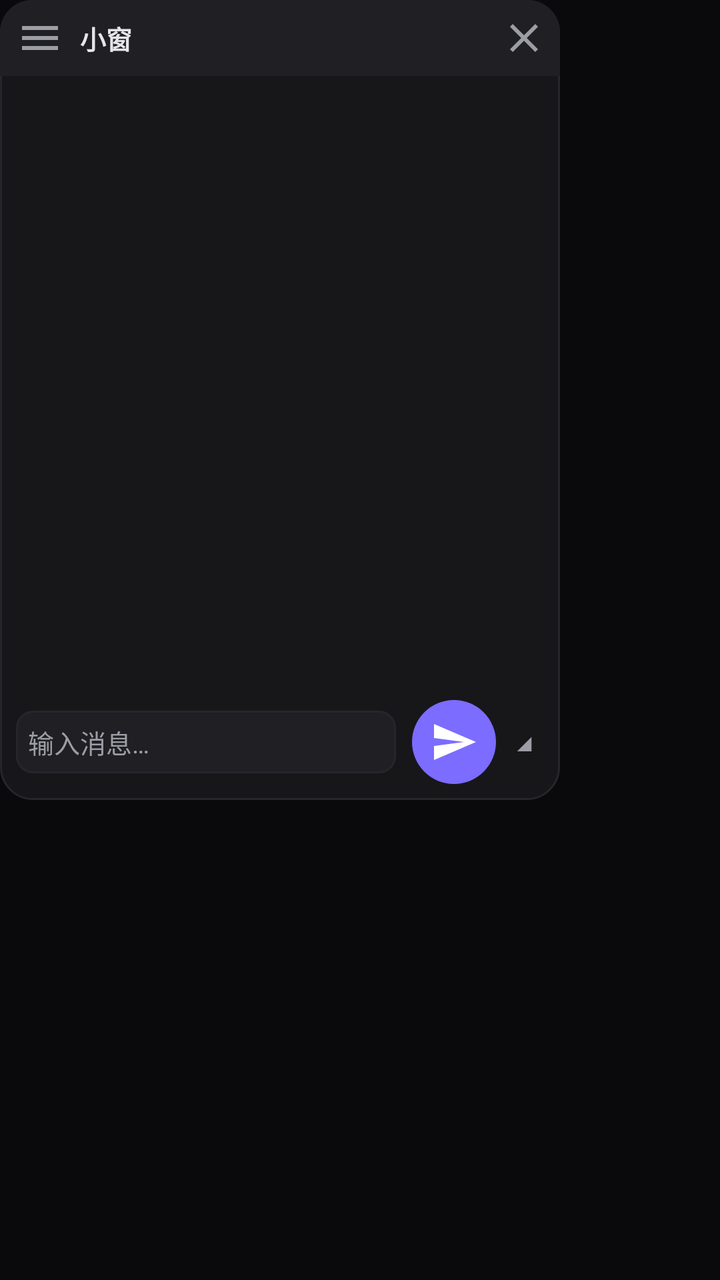
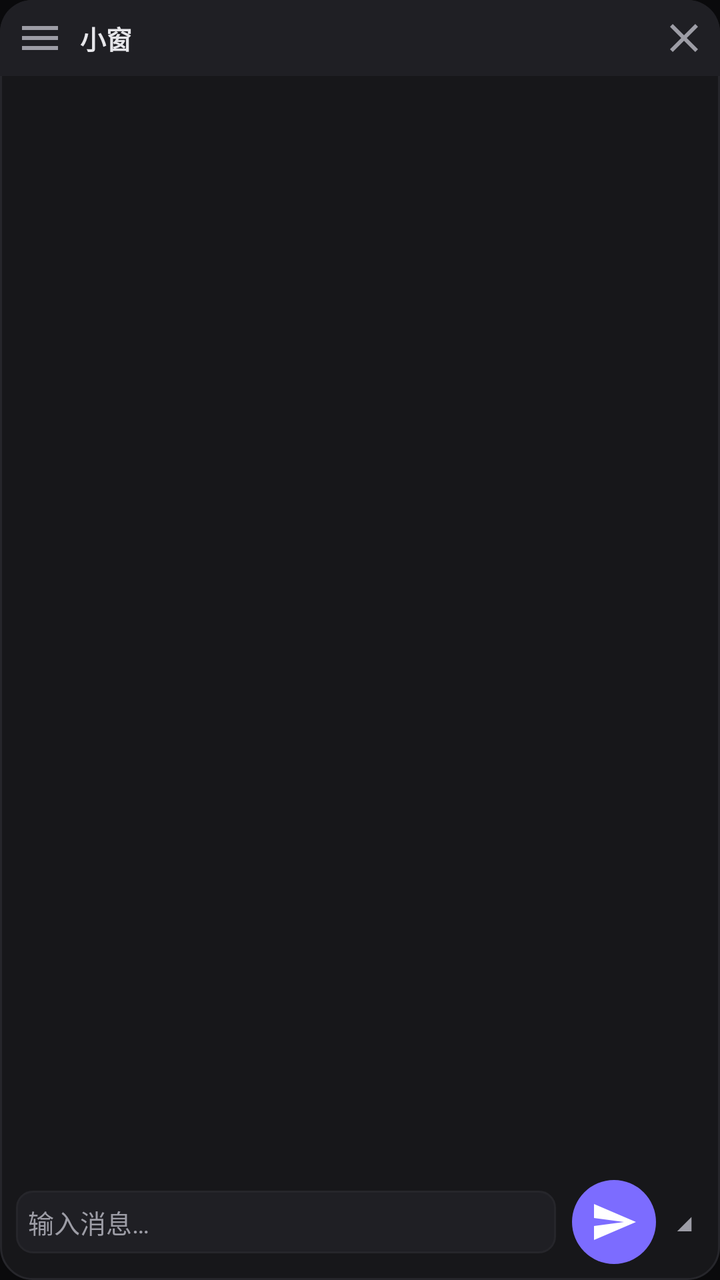

Two renders of the same Android screen: before a commit and after it. Below are the layout's source before the change and the commit's diff.
<!-- AndroidManifest.xml: application theme Theme.WebCode -->
<!-- res/layout/float_panel.xml -->
<?xml version="1.0" encoding="utf-8"?>
<FrameLayout xmlns:android="http://schemas.android.com/apk/res/android"
    android:id="@+id/float_panel_root"
    android:layout_width="match_parent"
    android:layout_height="match_parent"
    android:background="@android:color/transparent">

    <LinearLayout
        android:id="@+id/float_panel_content"
        android:layout_width="280dp"
        android:layout_height="400dp"
        android:orientation="vertical"
        android:background="@drawable/bg_float_panel"
        android:layout_gravity="top|start">

        <LinearLayout
            android:id="@+id/float_header"
            android:layout_width="match_parent"
            android:layout_height="38dp"
            android:orientation="horizontal"
            android:gravity="center_vertical"
            android:background="@drawable/bg_float_header"
            android:paddingStart="4dp"
            android:paddingEnd="2dp">

            <ImageButton
                android:id="@+id/float_menu"
                android:layout_width="32dp"
                android:layout_height="32dp"
                android:background="@android:color/transparent"
                android:src="@drawable/ic_menu"
                android:contentDescription="菜单" />

            <TextView
                android:id="@+id/float_title"
                android:layout_width="0dp"
                android:layout_height="wrap_content"
                android:layout_weight="1"
                android:layout_marginStart="4dp"
                android:text="小窗"
                android:textColor="@color/text"
                android:textSize="13sp"
                android:textStyle="bold"
                android:maxLines="1"
                android:ellipsize="end" />

            <ImageButton
                android:id="@+id/float_close"
                android:layout_width="32dp"
                android:layout_height="32dp"
                android:background="@android:color/transparent"
                android:src="@drawable/ic_close"
                android:contentDescription="关闭" />
        </LinearLayout>

        <FrameLayout
            android:id="@+id/float_content_area"
            android:layout_width="match_parent"
            android:layout_height="0dp"
            android:layout_weight="1">

            
            <androidx.recyclerview.widget.RecyclerView
                android:id="@+id/float_chat_list"
                android:layout_width="match_parent"
                android:layout_height="match_parent"
                android:padding="4dp" />

            
            <LinearLayout
                android:id="@+id/float_menu_overlay"
                android:layout_width="match_parent"
                android:layout_height="wrap_content"
                android:orientation="vertical"
                android:background="@color/panel"
                android:visibility="gone">

                <TextView
                    android:id="@+id/float_opt_new"
                    android:layout_width="match_parent"
                    android:layout_height="wrap_content"
                    android:background="@drawable/bg_float_option"
                    android:gravity="center_vertical"
                    android:padding="12dp"
                    android:text="＋ 新增对话"
                    android:textColor="@color/text"
                    android:textSize="14sp" />

                <TextView
                    android:id="@+id/float_opt_history"
                    android:layout_width="match_parent"
                    android:layout_height="wrap_content"
                    android:background="@drawable/bg_float_option"
                    android:gravity="center_vertical"
                    android:padding="12dp"
                    android:text="🕐 历史对话"
                    android:textColor="@color/text"
                    android:textSize="14sp" />

                <TextView
                    android:id="@+id/float_opt_thinking"
                    android:layout_width="match_parent"
                    android:layout_height="wrap_content"
                    android:background="@drawable/bg_float_option"
                    android:gravity="center_vertical"
                    android:padding="12dp"
                    android:text="🧠 思考设置：开 · 自动"
                    android:textColor="@color/text"
                    android:textSize="14sp" />

            </LinearLayout>

            
            <ScrollView
                android:id="@+id/float_history_view"
                android:layout_width="match_parent"
                android:layout_height="match_parent"
                android:background="@color/panel"
                android:visibility="gone">

                <LinearLayout
                    android:id="@+id/float_history_list"
                    android:layout_width="match_parent"
                    android:layout_height="wrap_content"
                    android:orientation="vertical" />
            </ScrollView>
        </FrameLayout>

        <LinearLayout
            android:layout_width="match_parent"
            android:layout_height="wrap_content"
            android:orientation="horizontal"
            android:gravity="center_vertical"
            android:padding="8dp">

            <EditText
                android:id="@+id/float_input"
                android:layout_width="0dp"
                android:layout_height="wrap_content"
                android:layout_weight="1"
                android:background="@drawable/bg_input"
                android:hint="输入消息…"
                android:inputType="textMultiLine"
                android:maxLines="4"
                android:padding="6dp"
                android:textColor="@color/text"
                android:textColorHint="@color/muted"
                android:textSize="13sp" />

            <ImageButton
                android:id="@+id/float_send"
                android:layout_width="42dp"
                android:layout_height="42dp"
                android:layout_marginStart="8dp"
                android:background="@drawable/bg_accent_round"
                android:src="@drawable/ic_send"
                android:contentDescription="发送" />

            <TextView
                android:id="@+id/float_resize"
                android:layout_width="20dp"
                android:layout_height="20dp"
                android:layout_marginStart="4dp"
                android:gravity="center"
                android:text="◢"
                android:textColor="@color/muted"
                android:textSize="12sp" />
        </LinearLayout>
    </LinearLayout>
</FrameLayout>
<!-- resources referenced by this layout -->
<resources>
  <color name="muted">#9d9da6</color>
  <color name="panel">#111113</color>
  <color name="text">#e6e6ea</color>
  <!-- drawable bg_accent_round (drawable) -->
  <?xml version="1.0" encoding="utf-8"?>
  <shape xmlns:android="http://schemas.android.com/apk/res/android" android:shape="oval">
      <solid android:color="@color/accent" />
  </shape>
  <!-- drawable bg_float_header (drawable) -->
  <?xml version="1.0" encoding="utf-8"?>
  <shape xmlns:android="http://schemas.android.com/apk/res/android" android:shape="rectangle">
      <solid android:color="@color/panel3" />
      <corners android:topLeftRadius="16dp" android:topRightRadius="16dp" />
  </shape>
  <!-- drawable bg_float_option (drawable) -->
  <?xml version="1.0" encoding="utf-8"?>
  <selector xmlns:android="http://schemas.android.com/apk/res/android">
      <item android:state_pressed="true">
          <shape android:shape="rectangle">
              <solid android:color="@color/panel3" />
              <corners android:radius="8dp" />
          </shape>
      </item>
      <item>
          <shape android:shape="rectangle">
              <solid android:color="@color/panel2" />
              <corners android:radius="8dp" />
          </shape>
      </item>
  </selector>
  <!-- drawable bg_float_panel (drawable) -->
  <?xml version="1.0" encoding="utf-8"?>
  <shape xmlns:android="http://schemas.android.com/apk/res/android" android:shape="rectangle">
      <solid android:color="@color/panel2" />
      <corners android:radius="16dp" />
      <stroke android:width="1dp" android:color="@color/border" />
  </shape>
  <!-- drawable bg_input (drawable) -->
  <?xml version="1.0" encoding="utf-8"?>
  <shape xmlns:android="http://schemas.android.com/apk/res/android" android:shape="rectangle">
      <solid android:color="@color/panel3" />
      <corners android:radius="8dp" />
      <stroke android:width="1dp" android:color="@color/border" />
  </shape>
  <!-- drawable ic_close (drawable) -->
  <?xml version="1.0" encoding="utf-8"?>
  <vector xmlns:android="http://schemas.android.com/apk/res/android"
      android:width="24dp" android:height="24dp"
      android:viewportWidth="24" android:viewportHeight="24"
      android:tint="#9d9da6">
      <path android:fillColor="#FF000000"
          android:pathData="M19,6.41L17.59,5 12,10.59 6.41,5 5,6.41 10.59,12 5,17.59 6.41,19 12,13.41 17.59,19 19,17.59 13.41,12z" />
  </vector>
  <!-- drawable ic_menu (drawable) -->
  <?xml version="1.0" encoding="utf-8"?>
  <vector xmlns:android="http://schemas.android.com/apk/res/android"
      android:width="24dp" android:height="24dp"
      android:viewportWidth="24" android:viewportHeight="24"
      android:tint="#9d9da6">
      <path android:fillColor="#FF000000"
          android:pathData="M3,6h18v2H3V6zM3,11h18v2H3v-2zM3,16h18v2H3v-2z" />
  </vector>
  <!-- drawable ic_send (drawable) -->
  <?xml version="1.0" encoding="utf-8"?>
  <vector xmlns:android="http://schemas.android.com/apk/res/android"
      android:width="24dp" android:height="24dp"
      android:viewportWidth="24" android:viewportHeight="24"
      android:tint="#FFFFFF">
      <path android:fillColor="#FF000000"
          android:pathData="M2.01,21L23,12 2.01,3 2,10l15,2 -15,2z" />
  </vector>
  <color name="accent">#7c6cff</color>
  <color name="panel3">#1f1f24</color>
  <color name="panel2">#17171a</color>
  <color name="border">#26262b</color>
  <color name="accent_dim">#5b4fce</color>
  <color name="white">#FFFFFFFF</color>
  <color name="bg">#0A0A0C</color>
</resources>

<!-- the commit's change to res/layout/float_panel.xml (unified diff, before → after) -->
@@ -7,8 +7,8 @@
 
     <LinearLayout
         android:id="@+id/float_panel_content"
-        android:layout_width="280dp"
-        android:layout_height="400dp"
+        android:layout_width="match_parent"
+        android:layout_height="match_parent"
         android:orientation="vertical"
         android:background="@drawable/bg_float_panel"
         android:layout_gravity="top|start">
@@ -104,7 +104,7 @@
                     android:background="@drawable/bg_float_option"
                     android:gravity="center_vertical"
                     android:padding="12dp"
-                    android:text="🧠 思考设置：开 · 自动"
+                    android:text="思考设置：开 · 自动"
                     android:textColor="@color/text"
                     android:textSize="14sp" />
 
